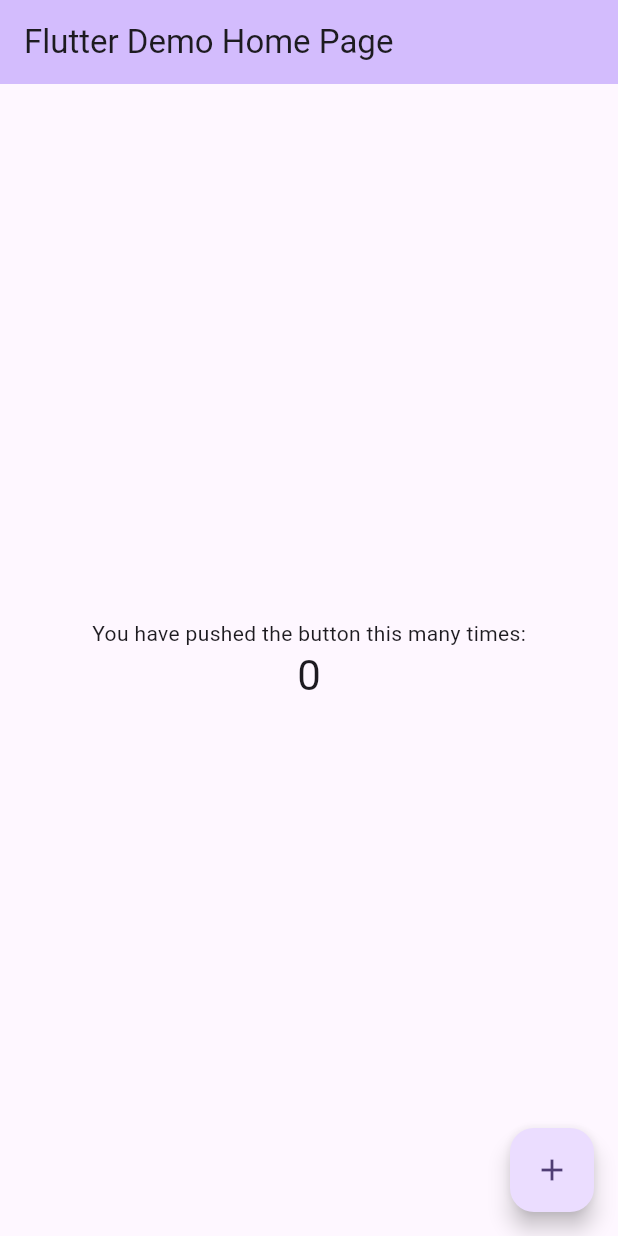
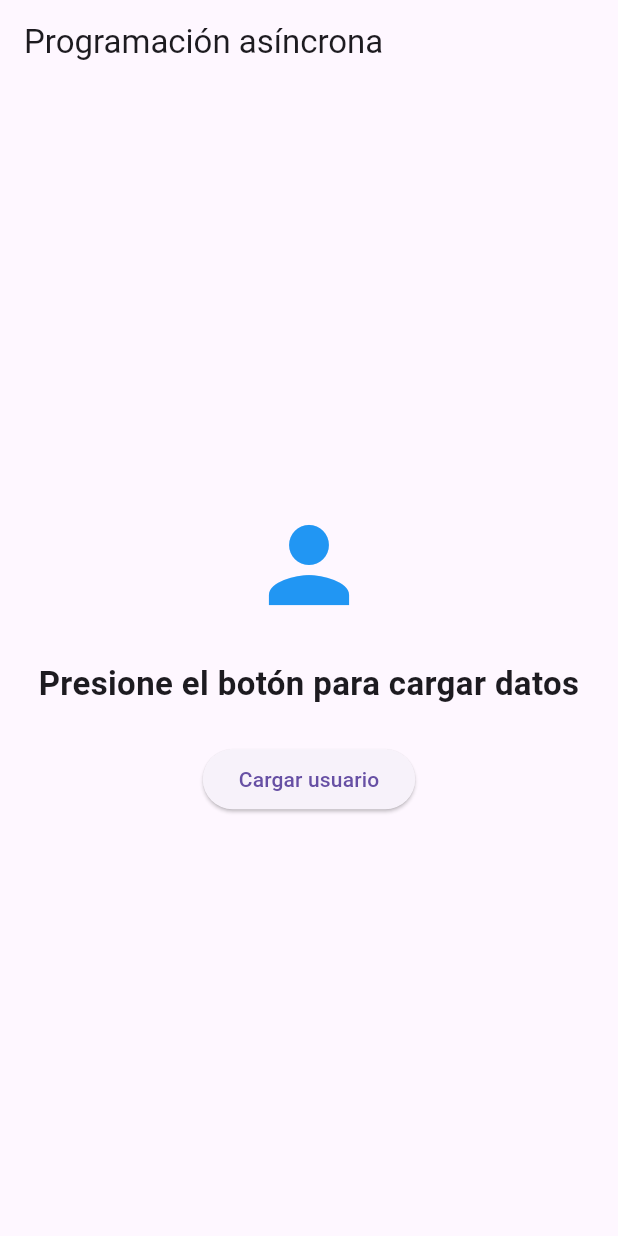
Before and after one commit to RzCrytek/flutter-primera-app, a Flutter app: the screen it shows after launch, on a phone screen of 412 x 824 dp. Run offline on Flutter 3.47's test engine with Material 3 defaults, Android fonts, the light colour scheme and no system bars.

Commit message:
feat: agrego manejo de errores y futures

```diff
--- a/future_app/lib/main.dart
+++ b/future_app/lib/main.dart
@@ -1,7 +1,9 @@
 import 'package:flutter/material.dart';
+import 'package:future_app/pages/async_page.dart';
+import 'package:future_app/pages/home_page.dart';
 
 void main() {
-  runApp(const MyApp());
+  runApp(MaterialApp(home: AsyncPage(), debugShowCheckedModeBanner: false));
 }
 
 class MyApp extends StatelessWidget {
--- /dev/null
+++ b/future_app/lib/pages/async_page.dart
@@ -0,0 +1,75 @@
+import 'package:flutter/material.dart';
+
+class AsyncPage extends StatefulWidget {
+  AsyncPage({super.key});
+
+  @override
+  State<AsyncPage> createState() => _AsyncPageState();
+}
+
+class _AsyncPageState extends State<AsyncPage> {
+  String mensaje = "Presione el botón para cargar datos";
+
+  bool cargando = false;
+
+  Future<String> cargarNombreUsuario() async {
+    await Future.delayed(Duration(seconds: 4));
+    // return "Jhonmny Gallegos";
+    throw Exception("No se pudo cargar el usuario");
+  }
+
+  Future<void> obtenerUsuario() async {
+    setState(() {
+      cargando = true;
+      mensaje = "Cargando usuario";
+    });
+
+    try {
+      final nombre = await cargarNombreUsuario();
+      setState(() {
+        mensaje = "Usuario cargado $nombre";
+        cargando = false;
+      });
+    } catch (e) {
+      setState(() {
+        mensaje = "Error: no se pudo cargar el usuario";
+        cargando = false;
+      });
+    }
+  }
+
+  @override
+  Widget build(BuildContext context) {
+    return Scaffold(
+      appBar: AppBar(title: Text("Programación asíncrona")),
+      body: Center(
+        child: Padding(
+          padding: EdgeInsets.all(24),
+          child: Column(
+            mainAxisAlignment: MainAxisAlignment.center,
+            children: [
+              if (cargando)
+                CircularProgressIndicator()
+              else
+                Icon(Icons.person, size: 80, color: Colors.blue),
+              SizedBox(height: 24),
+              Text(
+                mensaje,
+                textAlign: TextAlign.center,
+                style: TextStyle(fontSize: 22, fontWeight: .bold),
+              ),
+              SizedBox(height: 24),
+
+              ElevatedButton(
+                onPressed: () {
+                  cargando ? null : obtenerUsuario();
+                },
+                child: Text("Cargar usuario"),
+              ),
+            ],
+          ),
+        ),
+      ),
+    );
+  }
+}
```
Also changed, not shown: future_app/lib/pages/home_page.dart (added, +10 -0 lines).
